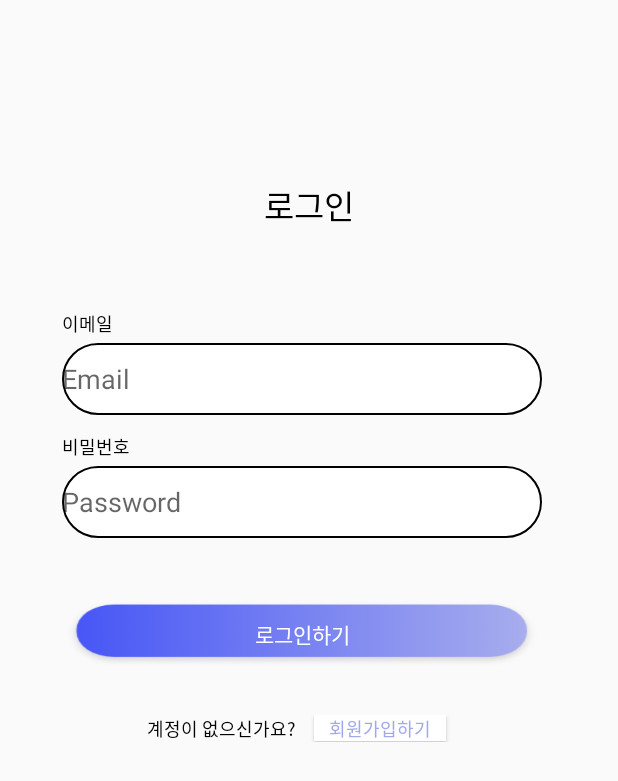
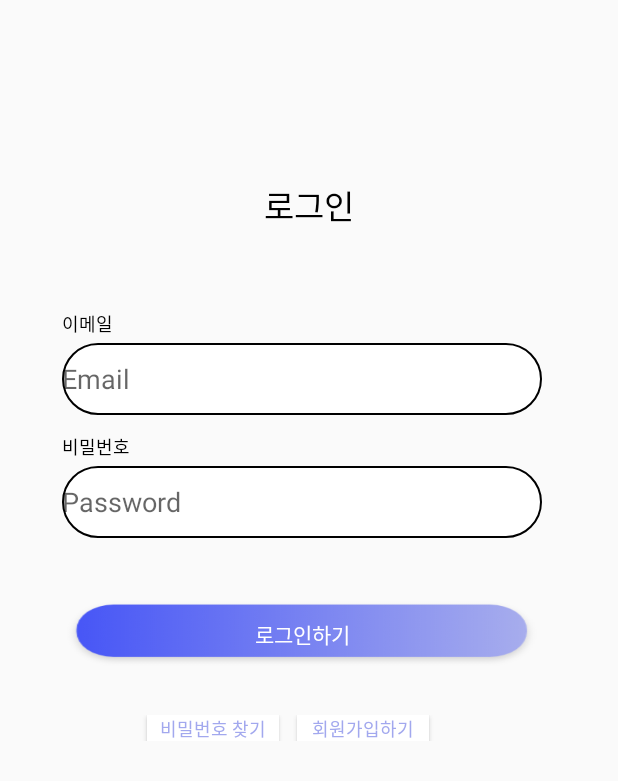
Before and after one commit to gon-pick/makingF, an Android app: the screen it shows after launch (LoginActivity), on a phone screen of 412 x 824 dp. Shown: the top 781 px of the screen. Run offline under Robolectric (Android 15) with nearby library versions, the phone set to English and light mode, and no system bars; our stand-ins replace Firebase (no records; nobody signed in at launch, a user with empty details on screens opened directly).

Commit message:
I make FindPassword

```diff
--- a/app/src/main/AndroidManifest.xml
+++ b/app/src/main/AndroidManifest.xml
@@ -14,7 +14,7 @@
         android:theme="@style/AppTheme">
         <activity android:name=".MainActivity"/>
         <activity android:name=".SignUpActivity"/>
-        <activity android:name=".SchoolCertActivity"/>
+        <activity android:name=".FindPassword"/>
         <activity android:name=".LoginActivity">
             <intent-filter>
                 <action android:name="android.intent.action.MAIN" />
--- a/app/src/main/java/com/example/making_f/LoginActivity.kt
+++ b/app/src/main/java/com/example/making_f/LoginActivity.kt
@@ -17,12 +17,17 @@ class LoginActivity : AppCompatActivity() {
         setContentView(R.layout.activity_login)
 
         auth = FirebaseAuth.getInstance() // 회원 가입 코드
-        btn_login.setOnClickListener {
+        btn_login.setOnClickListener {//로그인 버튼 클릭
             signinEmail()
         }
 
-        btn_signin_signup.setOnClickListener{
+        btn_signin_signup.setOnClickListener{//회원 가입 버튼
             startActivity(Intent(this,SignUpActivity::class.java))
+            finish()
+        }
+
+        btn_find_password.setOnClickListener {
+            startActivity(Intent(this,FindPassword::class.java))
             finish()
         }
     }
@@ -34,9 +39,10 @@ class LoginActivity : AppCompatActivity() {
                 if(task.isSuccessful){
                     //아이디와 패스워드가 맞았을 경우 나타나는 부분
                     moveMainPage(task.result?.user) //id 생성이 성공적으로 만들어졌을경우
+                    finish()
                 }else{
                     //틀렸거나 없을경우!
-                    Toast.makeText(this,task.exception?.message,Toast.LENGTH_LONG).show()
+                    Toast.makeText(this,"아이디와 비밀번호를 확인하세요.",Toast.LENGTH_LONG).show()
                     Log.e("LoginFail","Login Fail")
                 }
             }
--- a/app/src/main/java/com/example/making_f/SignUpActivity.kt
+++ b/app/src/main/java/com/example/making_f/SignUpActivity.kt
@@ -27,6 +27,7 @@ class SignUpActivity : AppCompatActivity() {
                 Toast.makeText(this,"비밀번호는 6글자 이상 이고 비밀번호 확인과 동일해야 합니다.",Toast.LENGTH_SHORT).show()
             }else{
                 Signup()
+                finish()
             }
         }
 
--- a/app/src/main/res/layout/activity_login.xml
+++ b/app/src/main/res/layout/activity_login.xml
@@ -92,15 +92,16 @@
         android:layout_below="@id/btn_login"
         android:layout_marginTop="30dp">
 
-        <TextView
-            android:id="@+id/text_account"
-            android:layout_height="wrap_content"
+        <Button
+            android:id="@+id/btn_find_password"
             android:layout_width="wrap_content"
-            android:text="계정이 없으신가요?"
-            android:textColor="#000000"
+            android:layout_height="17dp"
+            android:text="비밀번호 찾기"
+            android:layout_marginLeft="98dp"
             android:textSize="12sp"
+            android:textColor="#a2a8ee"
             android:lineSpacingExtra="18sp"
-            android:layout_marginLeft="98dp"
+            android:background="#FFFFFF"
             />
 
         <Button
@@ -111,9 +112,8 @@
             android:textSize="12sp"
             android:textColor="#a2a8ee"
             android:lineSpacingExtra="18sp"
-            android:padding="0dp"
             android:layout_marginLeft="12dp"
-            android:layout_toRightOf="@id/text_account"
+            android:layout_toRightOf="@id/btn_find_password"
             android:background="#FFFFFF"
             />
 
--- a/app/src/main/res/layout/activity_signup.xml
+++ b/app/src/main/res/layout/activity_signup.xml
@@ -121,7 +121,7 @@
         android:layout_below="@id/edit_signup_password_confirm"
         android:layout_marginTop="43dp"
         android:layout_marginLeft="23dp"
-        android:background="@drawable/btn_signup"
+        android:background="@drawable/btn_signup_complete"
         />
 
     <Button
```
Also changed, not shown: app/src/main/java/com/example/making_f/FindPassword.kt (added, +37 -0 lines), app/src/main/java/com/example/making_f/SchoolCertActivity.kt (deleted, +0 -13 lines), app/src/main/res/drawable/send_24.xml (added, +10 -0 lines), app/src/main/res/layout/activity_findpassword.xml (renamed from app/src/main/res/layout/activity_schoolcert.xml, +7 -41 lines).
